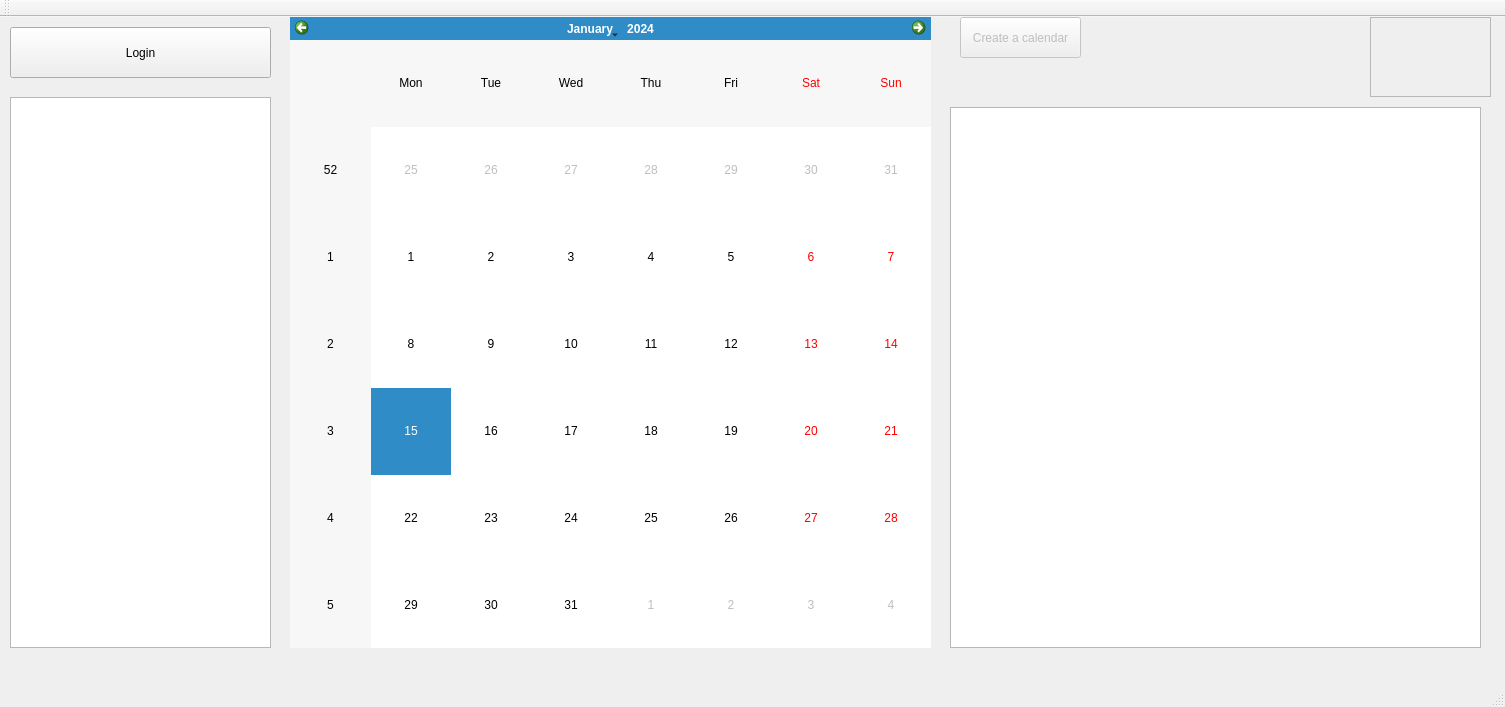
Before: the Qt Designer form qtcreatorTest/Headers/mainwindow.ui in piccirilloth/Calendar-and-To-Do-list-CalDav, drawn with Qt 5.
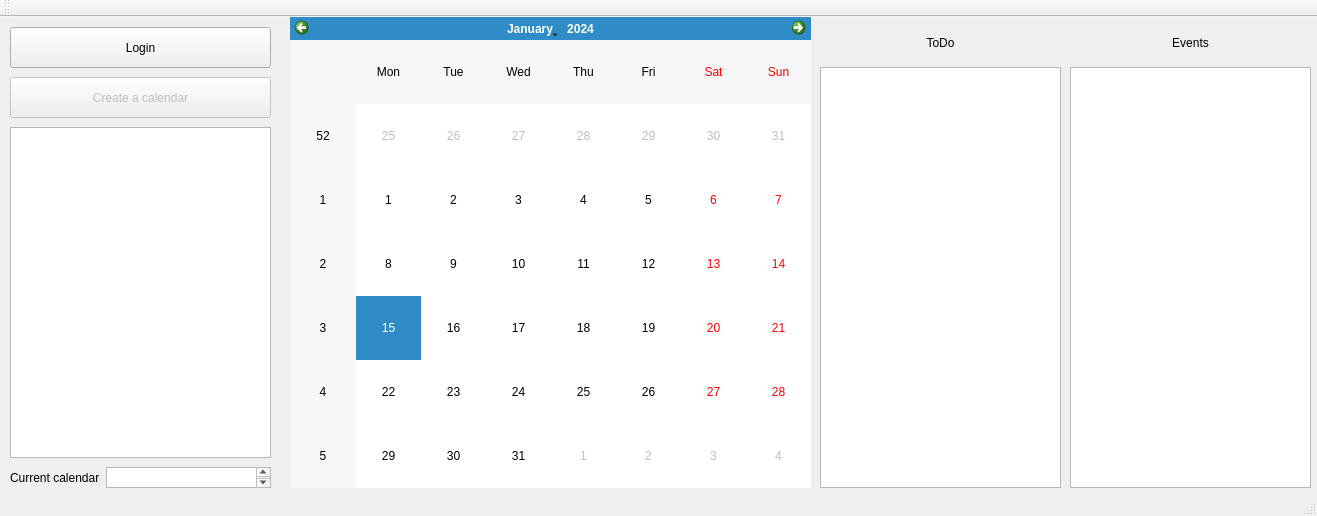
After: the same form once the commit is applied.

Commit message: delete of a todo or an event implemented

What changed in the file:
```diff
--- a/qtcreatorTest/Headers/mainwindow.ui
+++ b/qtcreatorTest/Headers/mainwindow.ui
@@ -6,8 +6,8 @@
    <rect>
     <x>0</x>
     <y>0</y>
-    <width>1505</width>
-    <height>707</height>
+    <width>1317</width>
+    <height>516</height>
    </rect>
   </property>
   <property name="windowTitle">
@@ -19,44 +19,28 @@
      <rect>
       <x>290</x>
       <y>0</y>
-      <width>641</width>
-      <height>631</height>
+      <width>521</width>
+      <height>471</height>
      </rect>
     </property>
    </widget>
    <widget class="QListWidget" name="listWidget">
     <property name="geometry">
      <rect>
-      <x>950</x>
-      <y>90</y>
-      <width>531</width>
-      <height>541</height>
+      <x>820</x>
+      <y>50</y>
+      <width>241</width>
+      <height>421</height>
      </rect>
     </property>
    </widget>
-   <widget class="QFrame" name="propic">
-    <property name="geometry">
-     <rect>
-      <x>1370</x>
-      <y>0</y>
-      <width>121</width>
-      <height>80</height>
-     </rect>
-    </property>
-    <property name="frameShape">
-     <enum>QFrame::StyledPanel</enum>
-    </property>
-    <property name="frameShadow">
-     <enum>QFrame::Raised</enum>
-    </property>
-   </widget>
    <widget class="QListWidget" name="listWidget_2">
     <property name="geometry">
      <rect>
       <x>10</x>
-      <y>80</y>
+      <y>110</y>
       <width>261</width>
-      <height>551</height>
+      <height>331</height>
      </rect>
     </property>
    </widget>
@@ -66,7 +50,7 @@
       <x>10</x>
       <y>10</y>
       <width>261</width>
-      <height>51</height>
+      <height>41</height>
      </rect>
     </property>
     <property name="styleSheet">
@@ -82,12 +66,15 @@
     </property>
     <property name="geometry">
      <rect>
-      <x>960</x>
-      <y>0</y>
-      <width>121</width>
+      <x>10</x>
+      <y>60</y>
+      <width>261</width>
       <height>41</height>
      </rect>
     </property>
+    <property name="styleSheet">
+     <string notr="true">font: 14pt &quot;Sans Serif&quot;;</string>
+    </property>
     <property name="text">
      <string>Create a calendar</string>
     </property>
@@ -95,6 +82,84 @@
      <bool>false</bool>
     </property>
    </widget>
+   <widget class="QListWidget" name="listWidget_Events">
+    <property name="geometry">
+     <rect>
+      <x>1070</x>
+      <y>50</y>
+      <width>241</width>
+      <height>421</height>
+     </rect>
+    </property>
+   </widget>
+   <widget class="QLabel" name="label">
+    <property name="geometry">
+     <rect>
+      <x>820</x>
+      <y>10</y>
+      <width>241</width>
+      <height>31</height>
+     </rect>
+    </property>
+    <property name="layoutDirection">
+     <enum>Qt::LeftToRight</enum>
+    </property>
+    <property name="autoFillBackground">
+     <bool>false</bool>
+    </property>
+    <property name="styleSheet">
+     <string notr="true">font: 12pt &quot;Lohit Telugu&quot;;
+font: 14pt &quot;Sans Serif&quot;;</string>
+    </property>
+    <property name="text">
+     <string>ToDo</string>
+    </property>
+    <property name="alignment">
+     <set>Qt::AlignCenter</set>
+    </property>
+   </widget>
+   <widget class="QLabel" name="label_2">
+    <property name="geometry">
+     <rect>
+      <x>1070</x>
+      <y>10</y>
+      <width>241</width>
+      <height>31</height>
+     </rect>
+    </property>
+    <property name="styleSheet">
+     <string notr="true">font: 12pt &quot;Lohit Telugu&quot;;
+font: 14pt &quot;Sans Serif&quot;;</string>
+    </property>
+    <property name="text">
+     <string>Events</string>
+    </property>
+    <property name="alignment">
+     <set>Qt::AlignCenter</set>
+    </property>
+   </widget>
+   <widget class="QWidget" name="">
+    <property name="geometry">
+     <rect>
+      <x>10</x>
+      <y>450</y>
+      <width>261</width>
+      <height>21</height>
+     </rect>
+    </property>
+    <layout class="QHBoxLayout" name="horizontalLayout">
+     <item>
+      <widget class="QLabel" name="label_3">
+       <property name="text">
+        <string>Current calendar</string>
+       </property>
+      </widget>
+     </item>
+     <item>
+      <widget class="QTextBrowser" name="textBrowser_calName"/>
+     </item>
+    </layout>
+   </widget>
   </widget>
   <widget class="QStatusBar" name="statusbar"/>
   <widget class="QToolBar" name="toolBar">
```
Left out of the diff: 2 changed lines with no effect on the pictures. The commit also changes 45 other files.
